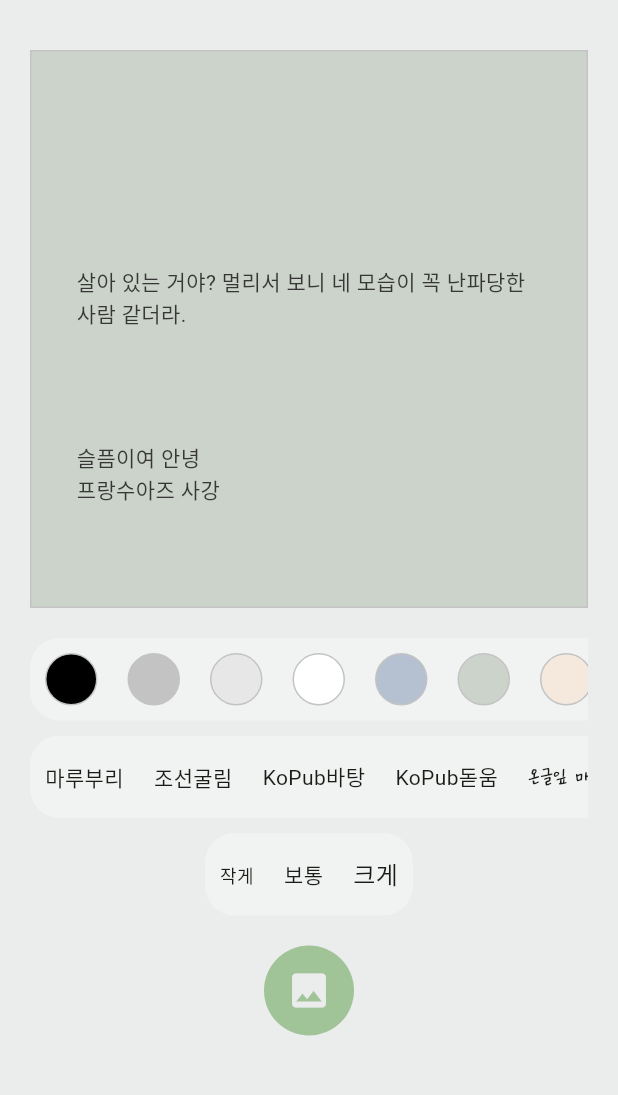
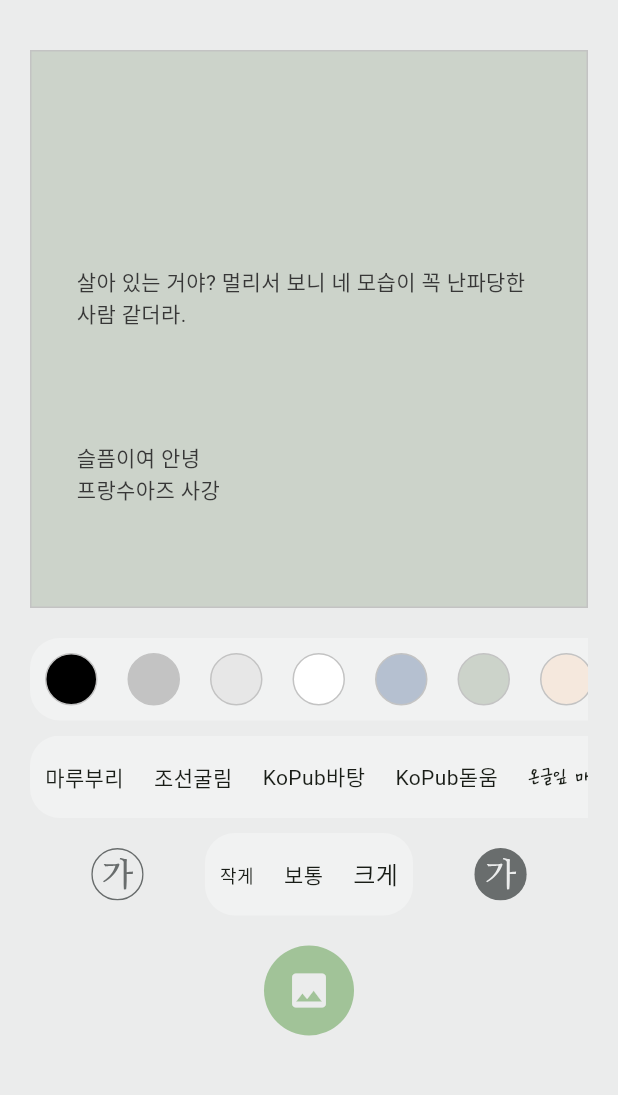
Before and after one commit to altese/text_to_picture, a Flutter app: the screen it shows after launch, on a phone screen of 412 x 824 dp, the part 97-1192 px from its top. Run offline on Flutter 3.47's test engine with Material 3 defaults, Android fonts, the phone set to English and light mode, and no system bars; our stand-ins replace flutter_riverpod, flutter_svg, hive, hive_flutter, image_gallery_saver, image_picker and 1 more; missing offline and left inert: app_settings; accounts and stored records are empty; Roboto replaces fonts that are missing (chosunGu, kopubBatang, kopubDotum).

Commit message:
💄 [Texfie] 폰트 사이즈 선택 UI 추가

```diff
--- a/lib/home/presentation/home_screen.dart
+++ b/lib/home/presentation/home_screen.dart
@@ -87,9 +87,24 @@ class _HomeScreenState extends ConsumerState<HomeScreen> {
               const SizedBox(height: 10),
               renderPick(datas: Fonts.values, type: OptionType.fontFamily),
               const SizedBox(height: 10),
-              renderPick(
-                datas: FontSizes.values,
-                type: OptionType.fontSize,
+              Row(
+                mainAxisAlignment: MainAxisAlignment.spaceEvenly,
+                children: [
+                  IconButton(
+                    onPressed: () {
+                      //
+                    },
+                    icon: SvgPicture.asset('assets/svgs/font_black.svg'),
+                  ),
+                  renderPick(
+                      datas: FontSizes.values, type: OptionType.fontSize),
+                  IconButton(
+                    onPressed: () {
+                      //
+                    },
+                    icon: SvgPicture.asset('assets/svgs/font_white.svg'),
+                  ),
+                ],
               ),
               const SizedBox(height: 20),
               renderBottom(context, ref),
```
Also changed, not shown: assets/svgs/font_black.svg (added), assets/svgs/font_white.svg (added).
